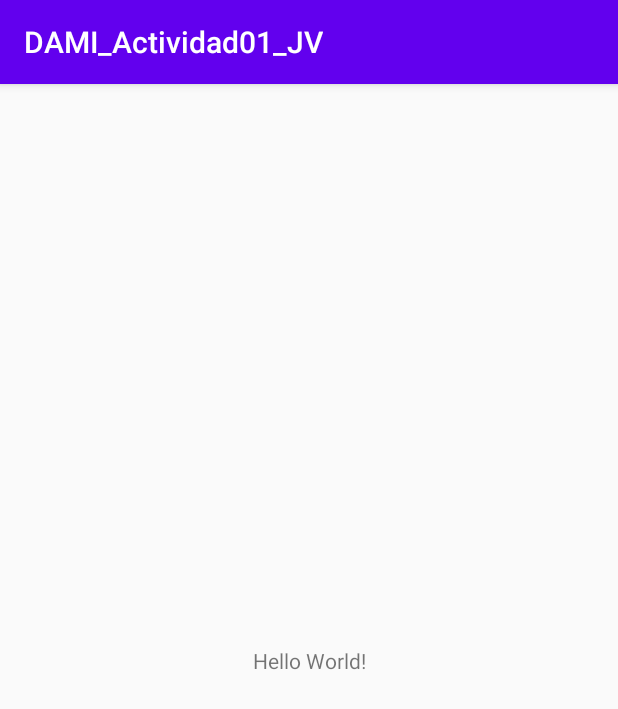
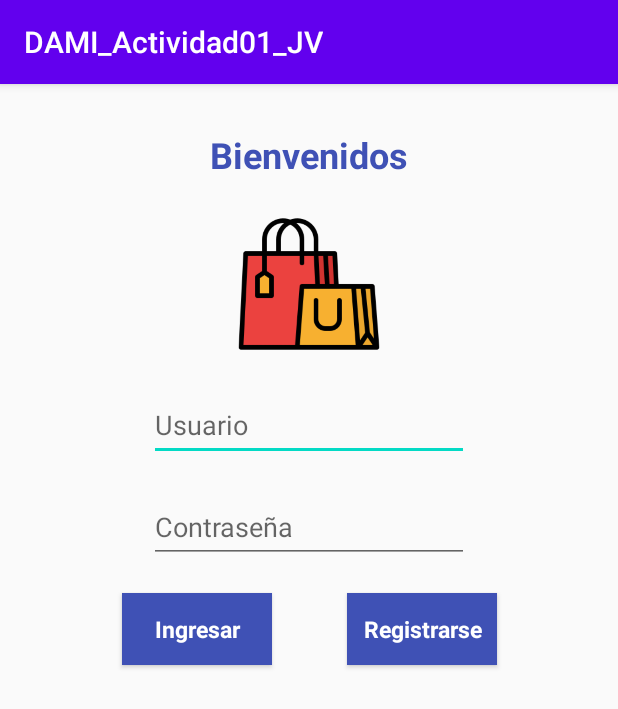
Before and after one commit to BlackTail2000/DAMI_Actividad01_JV, an Android app: the screen it shows after launch (MainActivity), on a phone screen of 412 x 824 dp. Shown: the top 709 px of the screen. Run offline under Robolectric (Android 15) with nearby library versions, the phone set to English and light mode, and no system bars.

Commit message:
Layout Main Completado

```diff
--- a/app/src/main/res/layout/activity_main.xml
+++ b/app/src/main/res/layout/activity_main.xml
@@ -7,12 +7,85 @@
     tools:context=".MainActivity">
 
     <TextView
+        android:id="@+id/txtTituloMain"
         android:layout_width="wrap_content"
         android:layout_height="wrap_content"
-        android:text="Hello World!"
+        android:text="Bienvenidos"
+        android:textColor="#3F51B5"
+        android:textSize="24sp"
+        android:textStyle="bold"
         app:layout_constraintBottom_toBottomOf="parent"
         app:layout_constraintEnd_toEndOf="parent"
         app:layout_constraintStart_toStartOf="parent"
-        app:layout_constraintTop_toTopOf="parent" />
+        app:layout_constraintTop_toTopOf="parent"
+        app:layout_constraintVertical_bias="0.042" />
+
+    <ImageView
+        android:id="@+id/imgShoppingMain"
+        android:layout_width="100sp"
+        android:layout_height="100sp"
+        android:layout_marginTop="20dp"
+        app:layout_constraintEnd_toEndOf="parent"
+        app:layout_constraintStart_toStartOf="parent"
+        app:layout_constraintTop_toBottomOf="@+id/txtTituloMain"
+        app:srcCompat="@drawable/shopping_icon" />
+
+    <EditText
+        android:id="@+id/edTxtUsuarioMain"
+        android:layout_width="wrap_content"
+        android:layout_height="wrap_content"
+        android:layout_marginTop="20dp"
+        android:ems="10"
+        android:hint="Usuario"
+        android:inputType="textPersonName"
+        android:minHeight="48dp"
+        app:layout_constraintEnd_toEndOf="parent"
+        app:layout_constraintStart_toStartOf="parent"
+        app:layout_constraintTop_toBottomOf="@+id/imgShoppingMain" />
+
+    <EditText
+        android:id="@+id/edTxtPasswordMain"
+        android:layout_width="wrap_content"
+        android:layout_height="wrap_content"
+        android:layout_marginTop="20dp"
+        android:ems="10"
+        android:hint="Contraseña"
+        android:inputType="textPassword"
+        android:minHeight="48dp"
+        app:layout_constraintEnd_toEndOf="parent"
+        app:layout_constraintStart_toStartOf="parent"
+        app:layout_constraintTop_toBottomOf="@+id/edTxtUsuarioMain" />
+
+    <Button
+        android:id="@+id/btnIngresarMain"
+        android:layout_width="100sp"
+        android:layout_height="wrap_content"
+        android:layout_marginTop="20dp"
+        android:layout_marginEnd="150dp"
+        android:background="#3F51B5"
+        android:text="Ingresar"
+        android:textAppearance="@style/TextAppearance.AppCompat.Body1"
+        android:textColor="#FFFFFF"
+        android:textSize="15sp"
+        android:textStyle="bold"
+        app:layout_constraintEnd_toEndOf="parent"
+        app:layout_constraintStart_toStartOf="parent"
+        app:layout_constraintTop_toBottomOf="@+id/edTxtPasswordMain" />
+
+    <Button
+        android:id="@+id/btnRegistrarseMain"
+        android:layout_width="100sp"
+        android:layout_height="wrap_content"
+        android:layout_marginStart="150dp"
+        android:layout_marginTop="20dp"
+        android:background="#3F51B5"
+        android:text="Registrarse"
+        android:textAppearance="@style/TextAppearance.AppCompat.Body1"
+        android:textColor="#FFFFFF"
+        android:textSize="15sp"
+        android:textStyle="bold"
+        app:layout_constraintEnd_toEndOf="parent"
+        app:layout_constraintStart_toStartOf="parent"
+        app:layout_constraintTop_toBottomOf="@+id/edTxtPasswordMain" />
 
 </android.support.constraint.ConstraintLayout>
```
Also changed, not shown: app/src/main/res/drawable/shopping_icon.png (added).
